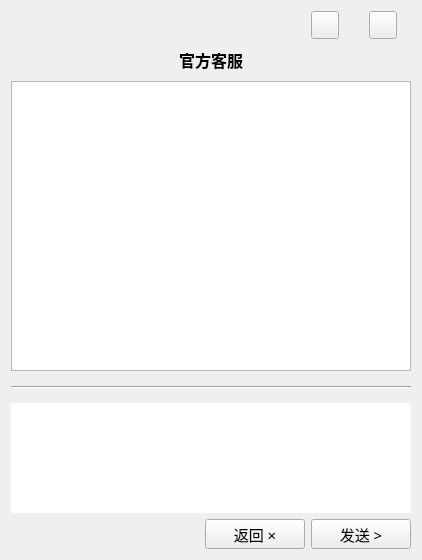
The window that Client/chatroom.ui (PengCheng-official/ClassProj) describes before a commit, drawn with Qt 5.
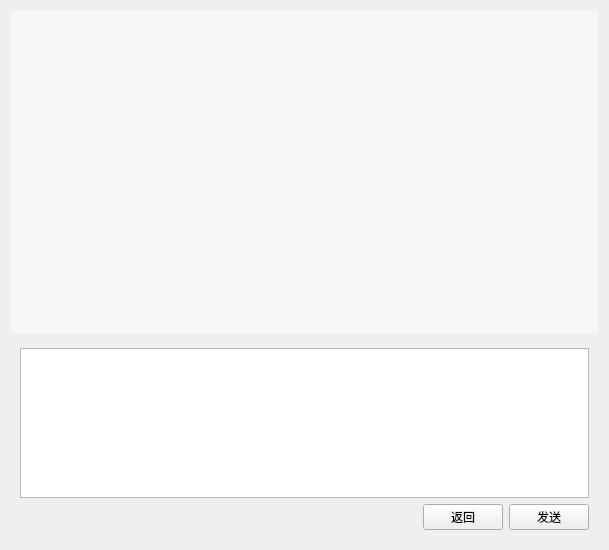
The same window after the commit. Icons and pictures are not drawn. Custom widgets are drawn as their Qt base class.

Commit message: feat: new UI for chatroom. finish 11/15

```diff
--- a/Client/chatroom.ui
+++ b/Client/chatroom.ui
@@ -6,213 +6,110 @@
    <rect>
     <x>0</x>
     <y>0</y>
-    <width>420</width>
-    <height>558</height>
+    <width>609</width>
+    <height>550</height>
    </rect>
   </property>
   <property name="windowTitle">
    <string>Form</string>
   </property>
-  <layout class="QGridLayout" name="gridLayout_2">
+  <layout class="QGridLayout" name="gridLayout">
+   <item row="1" column="0">
+    <widget class="QWidget" name="widget" native="true">
+     <property name="minimumSize">
+      <size>
+       <width>0</width>
+       <height>200</height>
+      </size>
+     </property>
+     <property name="maximumSize">
+      <size>
+       <width>16777215</width>
+       <height>200</height>
+      </size>
+     </property>
+     <layout class="QGridLayout" name="gridLayout_2">
+      <item row="1" column="2">
+       <widget class="ElaPushButton" name="returnBtn">
+        <property name="text">
+         <string>返回</string>
+        </property>
+       </widget>
+      </item>
+      <item row="1" column="0">
+       <spacer name="horizontalSpacer">
+        <property name="orientation">
+         <enum>Qt::Horizontal</enum>
+        </property>
+        <property name="sizeHint" stdset="0">
+         <size>
+          <width>40</width>
+          <height>20</height>
+         </size>
+        </property>
+       </spacer>
+      </item>
+      <item row="1" column="3">
+       <widget class="ElaPushButton" name="sendBtn">
+        <property name="text">
+         <string>发送</string>
+        </property>
+       </widget>
+      </item>
+      <item row="0" column="0" colspan="4">
+       <widget class="ElaPlainTextEdit" name="textEdit">
+        <property name="sizePolicy">
+         <sizepolicy hsizetype="Expanding" vsizetype="Preferred">
+          <horstretch>0</horstretch>
+          <verstretch>0</verstretch>
+         </sizepolicy>
+        </property>
+       </widget>
+      </item>
+     </layout>
+    </widget>
+   </item>
    <item row="0" column="0">
-    <layout class="QGridLayout" name="gridLayout">
-     <item row="0" column="2">
-      <widget class="QPushButton" name="minisizeBtn">
-       <property name="minimumSize">
-        <size>
-         <width>28</width>
-         <height>28</height>
-        </size>
-       </property>
-       <property name="maximumSize">
-        <size>
-         <width>28</width>
-         <height>28</height>
-        </size>
-       </property>
-       <property name="styleSheet">
-        <string notr="true">border-image: url(:/images/bin/images/btn_min_n.png);</string>
-       </property>
-       <property name="text">
-        <string/>
-       </property>
-      </widget>
-     </item>
-     <item row="0" column="3">
-      <widget class="QPushButton" name="closeBtn">
-       <property name="minimumSize">
-        <size>
-         <width>28</width>
-         <height>28</height>
-        </size>
-       </property>
-       <property name="maximumSize">
-        <size>
-         <width>28</width>
-         <height>28</height>
-        </size>
-       </property>
-       <property name="styleSheet">
-        <string notr="true">border-image: url(:/images/bin/images/btn_close_n.png);</string>
-       </property>
-       <property name="text">
-        <string/>
-       </property>
-      </widget>
-     </item>
-     <item row="3" column="0" colspan="4">
-      <widget class="Line" name="line">
-       <property name="minimumSize">
-        <size>
-         <width>0</width>
-         <height>20</height>
-        </size>
-       </property>
-       <property name="styleSheet">
-        <string notr="true">color: rgb(182, 182, 182);</string>
-       </property>
-       <property name="orientation">
-        <enum>Qt::Horizontal</enum>
-       </property>
-      </widget>
-     </item>
-     <item row="4" column="0" colspan="4">
-      <widget class="QTextEdit" name="textEdit">
-       <property name="minimumSize">
-        <size>
-         <width>0</width>
-         <height>110</height>
-        </size>
-       </property>
-       <property name="maximumSize">
-        <size>
-         <width>16777215</width>
-         <height>200</height>
-        </size>
-       </property>
-       <property name="styleSheet">
-        <string notr="true"/>
-       </property>
-       <property name="frameShape">
-        <enum>QFrame::NoFrame</enum>
-       </property>
-       <property name="frameShadow">
-        <enum>QFrame::Sunken</enum>
-       </property>
-       <property name="lineWidth">
-        <number>10</number>
-       </property>
-      </widget>
-     </item>
-     <item row="5" column="0">
-      <spacer name="horizontalSpacer_6">
-       <property name="orientation">
-        <enum>Qt::Horizontal</enum>
-       </property>
-       <property name="sizeHint" stdset="0">
-        <size>
-         <width>258</width>
-         <height>20</height>
-        </size>
-       </property>
-      </spacer>
-     </item>
-     <item row="5" column="1">
-      <widget class="QPushButton" name="returnBtn">
-       <property name="minimumSize">
-        <size>
-         <width>100</width>
-         <height>30</height>
-        </size>
-       </property>
-       <property name="maximumSize">
-        <size>
-         <width>120</width>
-         <height>30</height>
-        </size>
-       </property>
-       <property name="font">
-        <font>
-         <family>宋体</family>
-         <pointsize>11</pointsize>
-        </font>
-       </property>
-       <property name="text">
-        <string>返回 ×</string>
-       </property>
-      </widget>
-     </item>
-     <item row="5" column="2" colspan="2">
-      <widget class="QPushButton" name="sendBtn">
-       <property name="minimumSize">
-        <size>
-         <width>100</width>
-         <height>30</height>
-        </size>
-       </property>
-       <property name="maximumSize">
-        <size>
-         <width>120</width>
-         <height>30</height>
-        </size>
-       </property>
-       <property name="font">
-        <font>
-         <family>宋体</family>
-         <pointsize>11</pointsize>
-        </font>
-       </property>
-       <property name="text">
-        <string>发送 &gt;</string>
-       </property>
-      </widget>
-     </item>
-     <item row="2" column="0" colspan="4">
-      <widget class="QTextBrowser" name="textChat">
-       <property name="minimumSize">
-        <size>
-         <width>400</width>
-         <height>290</height>
-        </size>
-       </property>
-      </widget>
-     </item>
-     <item row="0" column="0" colspan="2">
-      <spacer name="horizontalSpacer_7">
-       <property name="orientation">
-        <enum>Qt::Horizontal</enum>
-       </property>
-       <property name="sizeHint" stdset="0">
-        <size>
-         <width>258</width>
-         <height>20</height>
-        </size>
-       </property>
-      </spacer>
-     </item>
-     <item row="1" column="0" colspan="4">
-      <widget class="QLabel" name="title">
-       <property name="minimumSize">
-        <size>
-         <width>0</width>
-         <height>30</height>
-        </size>
-       </property>
-       <property name="maximumSize">
-        <size>
-         <width>16777215</width>
-         <height>30</height>
-        </size>
-       </property>
-       <property name="text">
-        <string>&lt;html&gt;&lt;head/&gt;&lt;body&gt;&lt;p align=&quot;center&quot;&gt;&lt;span style=&quot; font-size:12pt; font-weight:600;&quot;&gt;官方客服&lt;/span&gt;&lt;/p&gt;&lt;/body&gt;&lt;/html&gt;</string>
-       </property>
-      </widget>
-     </item>
-    </layout>
+    <widget class="QListWidget" name="listWidget">
+     <property name="sizePolicy">
+      <sizepolicy hsizetype="Expanding" vsizetype="Preferred">
+       <horstretch>0</horstretch>
+       <verstretch>0</verstretch>
+      </sizepolicy>
+     </property>
+     <property name="styleSheet">
+      <string notr="true">QListWidget{background-color: rgb(247, 247, 247); color:rgb(51,51,51); border: 1px solid  rgb(247, 247, 247);outline:0px;}
+QListWidget::Item{background-color: rgb(247, 247, 247);}
+QListWidget::Item:hover{background-color: rgb(247, 247, 247); }
+QListWidget::item:selected{
+	background-color: rgb(247, 247, 247);
+	color:black; 
+    border: 1px solid  rgb(247, 247, 247);
+}
+QListWidget::item:selected:!active{border: 1px solid  rgb(247, 247, 247); background-color: rgb(247, 247, 247); color:rgb(51,51,51); } </string>
+     </property>
+     <property name="verticalScrollBarPolicy">
+      <enum>Qt::ScrollBarAsNeeded</enum>
+     </property>
+     <property name="horizontalScrollBarPolicy">
+      <enum>Qt::ScrollBarAlwaysOff</enum>
+     </property>
+    </widget>
    </item>
   </layout>
  </widget>
+ <customwidgets>
+  <customwidget>
+   <class>ElaPushButton</class>
+   <extends>QPushButton</extends>
+   <header>elapushbutton.h</header>
+  </customwidget>
+  <customwidget>
+   <class>ElaPlainTextEdit</class>
+   <extends>QTextEdit</extends>
+   <header>elaplaintextedit.h</header>
+  </customwidget>
+ </customwidgets>
  <resources/>
  <connections/>
 </ui>
```
The commit also changes 9 other files.
